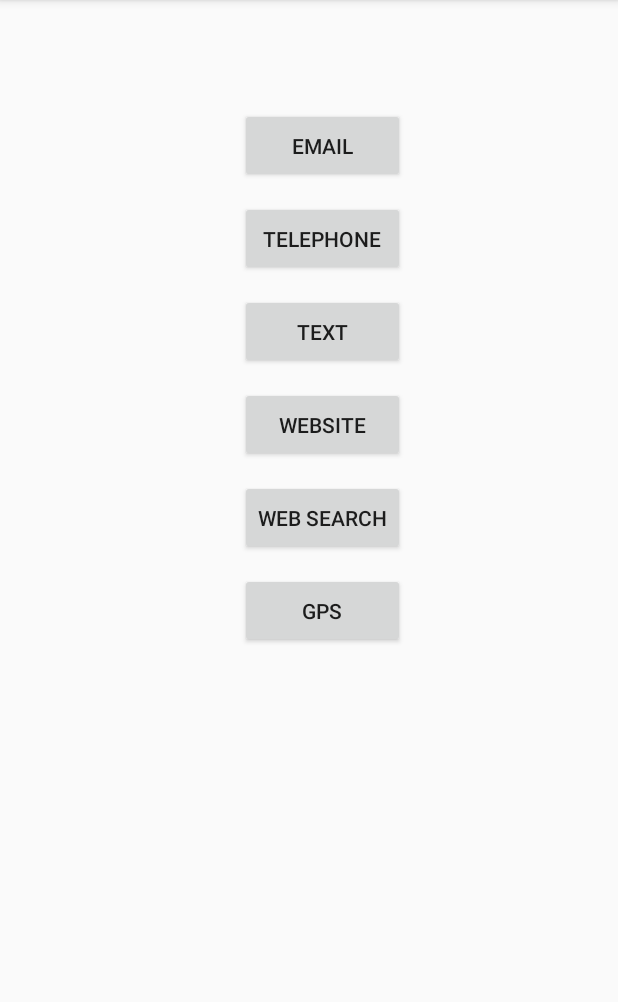
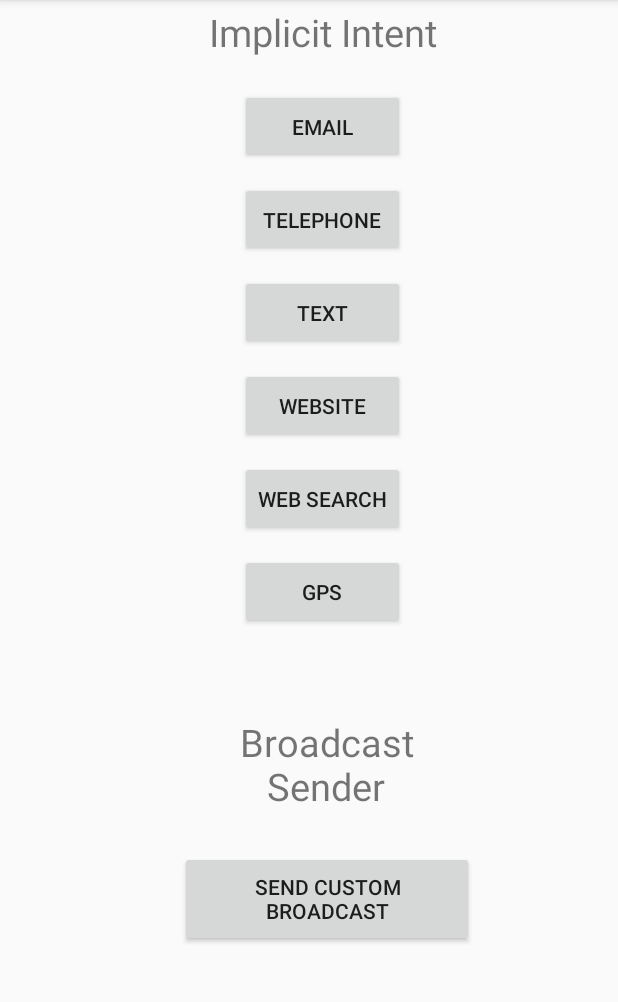
Before and after one commit to ambersun1234/android, an Android app: the screen it shows after launch (MainActivity), on a phone screen of 412 x 824 dp, the part 84-1086 px from its top. Run offline under Robolectric (Android 15) with nearby library versions, the phone set to English and light mode, and no system bars.

Commit message:
Add broadcast sender/receiver

```diff
--- a/FileProvider/app/src/main/AndroidManifest.xml
+++ b/FileProvider/app/src/main/AndroidManifest.xml
@@ -12,10 +12,10 @@
         <activity android:name=".MainActivity">
             <intent-filter>
                 <action android:name="android.intent.action.MAIN" />
-
                 <category android:name="android.intent.category.LAUNCHER" />
             </intent-filter>
         </activity>
+
     </application>
 
 </manifest>
--- a/FileProvider/app/src/main/java/com/ambersun1234/fileprovider/MainActivity.kt
+++ b/FileProvider/app/src/main/java/com/ambersun1234/fileprovider/MainActivity.kt
@@ -1,21 +1,55 @@
 package com.ambersun1234.fileprovider
 
 import android.app.SearchManager
+import android.content.BroadcastReceiver
+import android.content.Context
 import android.content.Intent
+import android.content.IntentFilter
 import android.content.pm.PackageManager
 import android.net.Uri
 import android.os.Bundle
 import android.view.View
 import android.widget.Button
+import android.widget.Toast
 import androidx.appcompat.app.AppCompatActivity
 import androidx.core.app.ActivityCompat
 import androidx.core.content.ContextCompat
 import java.util.jar.Manifest
 
 class MainActivity : AppCompatActivity() {
+    private companion object {
+        const val MY_MSG = "com.ambersun1234.fileprovider.broadcast"
+    }
     private lateinit var btn_arr: Array<Int>
+    private val broadcastHandler = object: BroadcastReceiver() {
+        override fun onReceive(context: Context?, intent: Intent?) {
+            var toastMsg = ""
 
-    val onClickHandler = View.OnClickListener { v ->
+            when (intent?.action) {
+                Intent.ACTION_TIME_CHANGED -> {
+                    toastMsg = "Receive! your system time has changed"
+                }
+
+                Intent.ACTION_BATTERY_CHANGED -> {
+                    val level = intent.getIntExtra("level", 0)
+                    val scale = intent.getIntExtra("scale", 100)
+                    toastMsg = "Receive! your battery " + (level * 100 / scale) + "%"
+                }
+
+                MainActivity.MY_MSG -> {
+                    toastMsg = "Receive! we received $MY_MSG"
+                }
+            }
+
+            Toast.makeText(
+                this@MainActivity,
+                toastMsg,
+                Toast.LENGTH_LONG
+            ).show()
+        }
+    }
+
+    private val onClickHandler = View.OnClickListener { v ->
         val it = Intent(Intent.ACTION_VIEW)
         val myid = v?.id
 
@@ -51,7 +85,7 @@ class MainActivity : AppCompatActivity() {
             R.id.btn_tel -> {
                 // check permission
                 val chk_permission = ContextCompat.checkSelfPermission(this@MainActivity, android.Manifest.permission.CALL_PHONE)
-                var lala = 1
+                val lala = 1
 
                 if (chk_permission != PackageManager.PERMISSION_GRANTED) {
                     if (ActivityCompat.shouldShowRequestPermissionRationale(this@MainActivity, android.Manifest.permission.READ_CONTACTS)) {
@@ -88,5 +122,19 @@ class MainActivity : AppCompatActivity() {
             val tmp = findViewById<Button>(i)
             tmp.setOnClickListener(this.onClickHandler)
         }
+
+        // custom send broadcast
+        findViewById<Button>(R.id.btn_sendbroadcast).setOnClickListener{
+            val it = Intent()
+            it.action = MainActivity.MY_MSG
+            sendBroadcast(it)
+        }
+
+        // register broadcast
+        val itf = IntentFilter()
+        itf.addAction(Intent.ACTION_TIME_CHANGED)
+        itf.addAction(Intent.ACTION_BATTERY_CHANGED)
+        itf.addAction(MainActivity.MY_MSG)
+        registerReceiver(this.broadcastHandler, itf)
     }
 }
--- a/FileProvider/app/src/main/res/layout/activity_main.xml
+++ b/FileProvider/app/src/main/res/layout/activity_main.xml
@@ -12,10 +12,10 @@
         android:layout_height="50dp"
         android:layout_marginStart="160dp"
         android:layout_marginLeft="160dp"
-        android:layout_marginTop="72dp"
+        android:layout_marginTop="20dp"
         android:text="@string/btn_email"
         app:layout_constraintStart_toStartOf="parent"
-        app:layout_constraintTop_toTopOf="parent" />
+        app:layout_constraintTop_toBottomOf="@+id/textView" />
 
     <Button
         android:id="@+id/btn_tel"
@@ -62,4 +62,43 @@
         app:layout_constraintStart_toStartOf="@+id/btn_websearch"
         app:layout_constraintTop_toBottomOf="@+id/btn_websearch" />
 
+    <Button
+        android:id="@+id/btn_sendbroadcast"
+        android:layout_width="196dp"
+        android:layout_height="64dp"
+        android:layout_marginStart="120dp"
+        android:layout_marginLeft="120dp"
+        android:layout_marginTop="24dp"
+        android:text="@string/btn_sendbroadcast"
+        app:layout_constraintStart_toStartOf="parent"
+        app:layout_constraintTop_toBottomOf="@+id/textView3" />
+
+    <TextView
+        android:id="@+id/textView"
+        android:layout_width="191dp"
+        android:layout_height="35dp"
+        android:layout_marginStart="120dp"
+        android:layout_marginLeft="120dp"
+        android:layout_marginTop="4dp"
+        android:text="@string/intent_prompt"
+        android:textSize="25sp"
+        android:layout_gravity="center"
+        android:gravity="center"
+        app:layout_constraintStart_toStartOf="parent"
+        app:layout_constraintTop_toTopOf="parent" />
+
+    <TextView
+        android:id="@+id/textView3"
+        android:layout_width="195dp"
+        android:layout_height="68dp"
+        android:layout_gravity="center"
+        android:layout_marginStart="120dp"
+        android:layout_marginLeft="120dp"
+        android:layout_marginTop="56dp"
+        android:gravity="center"
+        android:text="@string/broadcast_prompt"
+        android:textSize="25sp"
+        app:layout_constraintStart_toStartOf="parent"
+        app:layout_constraintTop_toBottomOf="@+id/btn_gps" />
+
 </androidx.constraintlayout.widget.ConstraintLayout>
--- a/FileProvider/app/src/main/res/values/strings.xml
+++ b/FileProvider/app/src/main/res/values/strings.xml
@@ -6,4 +6,7 @@
     <string name="btn_web">website</string>
     <string name="btn_websearch">web search</string>
     <string name="btn_gps">gps</string>
+    <string name="btn_sendbroadcast">send custom broadcast</string>
+    <string name="intent_prompt">Implicit Intent</string>
+    <string name="broadcast_prompt">Broadcast Sender</string>
 </resources>
```
